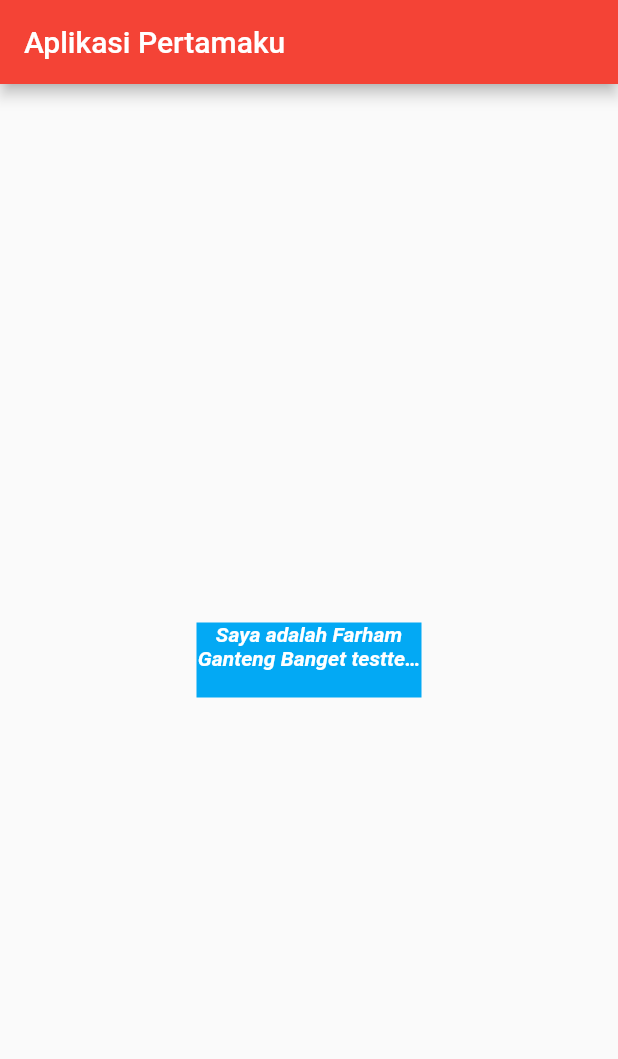
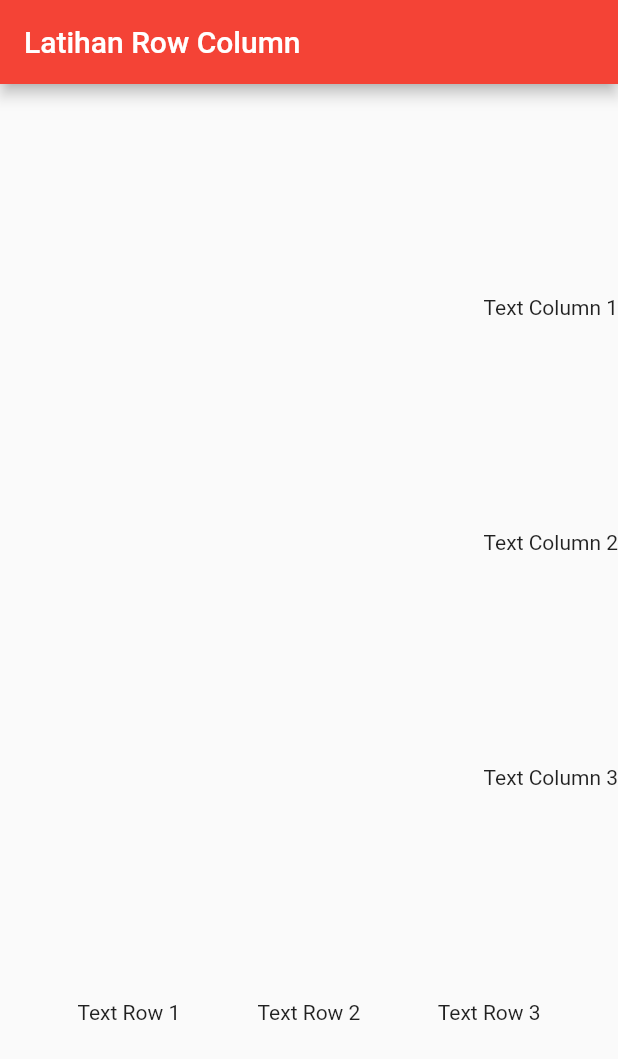
Before and after one commit to farhamapple/flutterfirst, a Flutter app: the screen it shows after launch, on a phone screen of 412 x 824 dp. Shown: the top 1059 px of the screen. Run offline on Flutter 3.47's test engine with Material 2 defaults, Android fonts, the light colour scheme and no system bars.

Commit message:
Feat: Row Column

```diff
--- a/lib/main.dart
+++ b/lib/main.dart
@@ -15,24 +15,24 @@ class MyApp extends StatelessWidget {
       ),
       home: Scaffold(
         appBar: AppBar(
-          title: Text('Aplikasi Pertamaku'),
+          title: Text('Latihan Row Column'),
         ),
-        body: Center(
-          child: Container(
-            color: Colors.lightBlue,
-            width: 150,
-            height: 50,
-            child: Text(
-              'Saya adalah Farham Ganteng Banget testtestestsetsetestes',
-              maxLines: 2, // Wrap TextWidget
-              overflow: TextOverflow.ellipsis, // dikasih titik-titik
-              textAlign: TextAlign.center,
-              style: TextStyle(
-                  color: Colors.white,
-                  fontStyle: FontStyle.italic,
-                  fontWeight: FontWeight.bold),
-            ),
-          ),
+        body: Column(
+          mainAxisAlignment: MainAxisAlignment.spaceEvenly,
+          crossAxisAlignment: CrossAxisAlignment.end,
+          children: <Widget>[
+            Text("Text Column 1"),
+            Text("Text Column 2"),
+            Text("Text Column 3"),
+            Row(
+              mainAxisAlignment: MainAxisAlignment.spaceEvenly,
+              children: <Widget>[
+                Text("Text Row 1"),
+                Text("Text Row 2"),
+                Text("Text Row 3"),
+              ],
+            )
+          ],
         ),
       ),
     );
```
